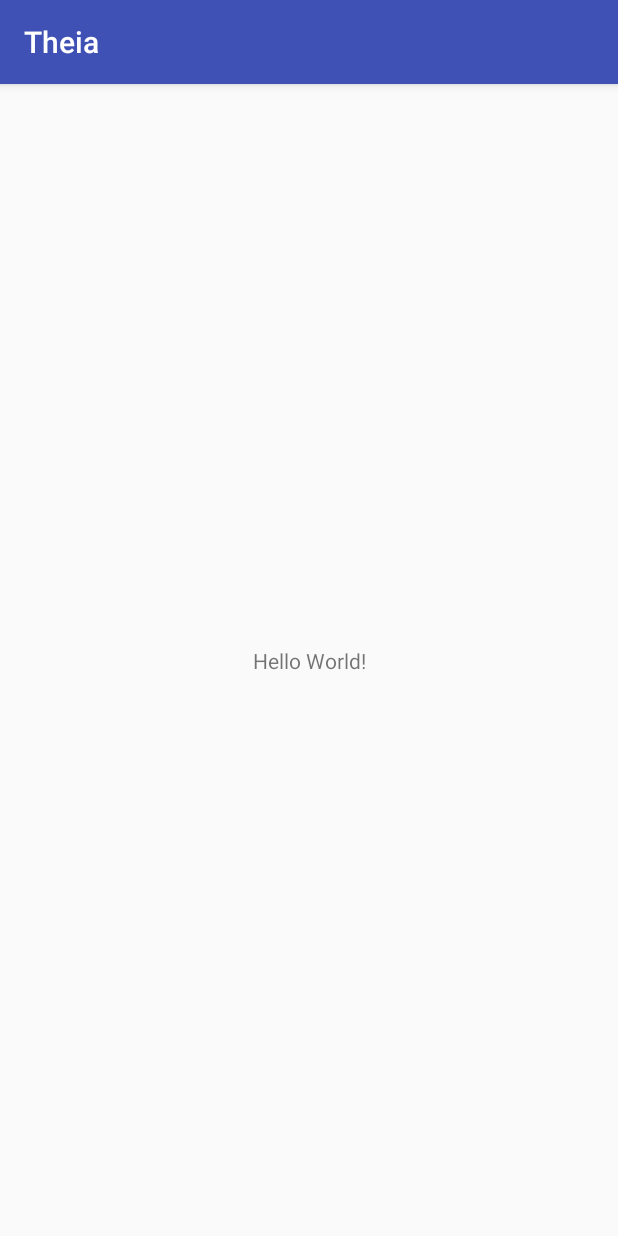
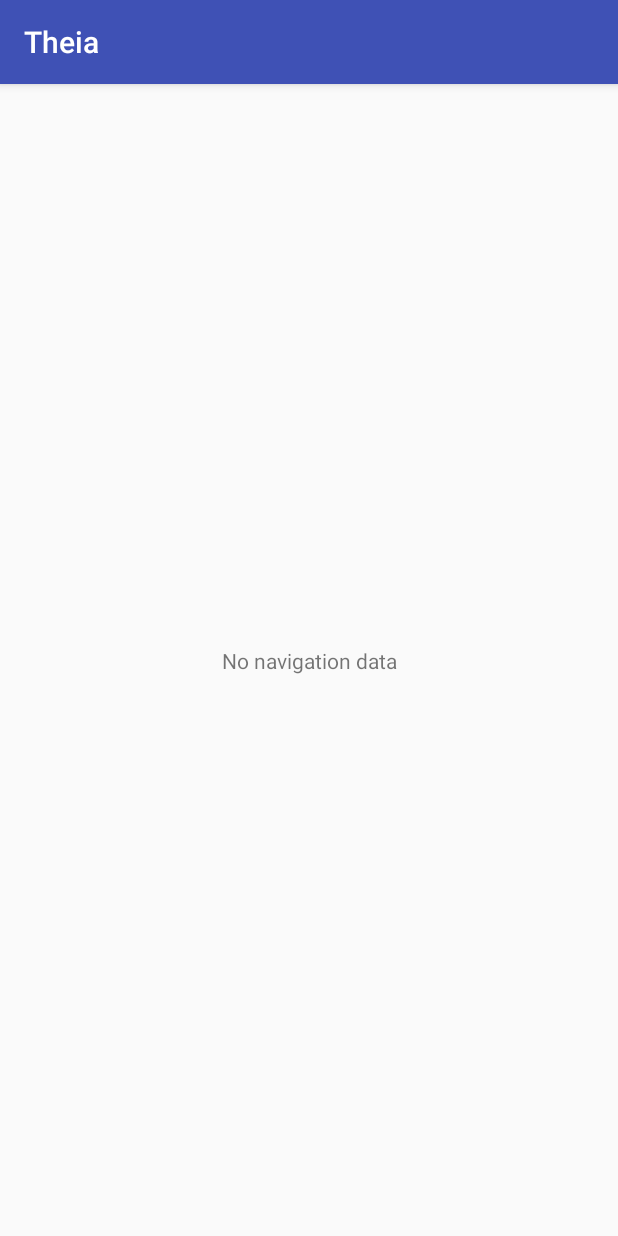
Before and after one commit to ARJH/Theia, an Android app: the screen it shows after launch (MainActivity), on a phone screen of 412 x 824 dp. Run offline under Robolectric (Android 15) with nearby library versions, the phone set to English and light mode, and no system bars.

Commit message:
Implemented mockup main activity

```diff
--- a/Theia/app/build.gradle
+++ b/Theia/app/build.gradle
@@ -22,6 +22,7 @@ dependencies {
     implementation fileTree(dir: 'libs', include: ['*.jar'])
     implementation 'com.android.support:appcompat-v7:27.0.2'
     implementation 'com.android.support.constraint:constraint-layout:1.0.2'
+    implementation 'com.android.support:design:27.0.2'
     testImplementation 'junit:junit:4.12'
     androidTestImplementation 'com.android.support.test:runner:1.0.1'
     androidTestImplementation 'com.android.support.test.espresso:espresso-core:3.0.1'
--- a/Theia/app/src/main/AndroidManifest.xml
+++ b/Theia/app/src/main/AndroidManifest.xml
@@ -9,7 +9,10 @@
         android:roundIcon="@mipmap/ic_launcher_round"
         android:supportsRtl="true"
         android:theme="@style/AppTheme">
-        <activity android:name=".MainActivity">
+        <activity
+            android:name=".MainActivity"
+            android:label="@string/title_activity_main"
+            android:theme="@style/AppTheme.NoActionBar">
             <intent-filter>
                 <action android:name="android.intent.action.MAIN" />
 
--- a/Theia/app/src/main/java/arjh/utdallas/edu/theia/MainActivity.java
+++ b/Theia/app/src/main/java/arjh/utdallas/edu/theia/MainActivity.java
@@ -1,7 +1,8 @@
 package arjh.utdallas.edu.theia;
 
+import android.os.Bundle;
 import android.support.v7.app.AppCompatActivity;
-import android.os.Bundle;
+import android.support.v7.widget.Toolbar;
 
 public class MainActivity extends AppCompatActivity {
 
@@ -9,5 +10,9 @@ public class MainActivity extends AppCompatActivity {
     protected void onCreate(Bundle savedInstanceState) {
         super.onCreate(savedInstanceState);
         setContentView(R.layout.activity_main);
+        Toolbar toolbar = findViewById(R.id.toolbar);
+        toolbar.setTitle(R.string.app_name);
+        setSupportActionBar(toolbar);
     }
+
 }
--- a/Theia/app/src/main/res/layout/activity_main.xml
+++ b/Theia/app/src/main/res/layout/activity_main.xml
@@ -1,18 +1,25 @@
 <?xml version="1.0" encoding="utf-8"?>
-<android.support.constraint.ConstraintLayout xmlns:android="http://schemas.android.com/apk/res/android"
+<android.support.design.widget.CoordinatorLayout xmlns:android="http://schemas.android.com/apk/res/android"
     xmlns:app="http://schemas.android.com/apk/res-auto"
     xmlns:tools="http://schemas.android.com/tools"
     android:layout_width="match_parent"
     android:layout_height="match_parent"
     tools:context="arjh.utdallas.edu.theia.MainActivity">
 
-    <TextView
-        android:layout_width="wrap_content"
+    <android.support.design.widget.AppBarLayout
+        android:layout_width="match_parent"
         android:layout_height="wrap_content"
-        android:text="Hello World!"
-        app:layout_constraintBottom_toBottomOf="parent"
-        app:layout_constraintLeft_toLeftOf="parent"
-        app:layout_constraintRight_toRightOf="parent"
-        app:layout_constraintTop_toTopOf="parent" />
+        android:theme="@style/AppTheme.AppBarOverlay">
 
-</android.support.constraint.ConstraintLayout>
+        <android.support.v7.widget.Toolbar
+            android:id="@+id/toolbar"
+            android:layout_width="match_parent"
+            android:layout_height="?attr/actionBarSize"
+            android:background="?attr/colorPrimary"
+            app:popupTheme="@style/AppTheme.PopupOverlay" />
+
+    </android.support.design.widget.AppBarLayout>
+
+    <include layout="@layout/content_main" />
+
+</android.support.design.widget.CoordinatorLayout>
--- /dev/null
+++ b/Theia/app/src/main/res/layout/content_main.xml
@@ -0,0 +1,24 @@
+<?xml version="1.0" encoding="utf-8"?>
+<android.support.constraint.ConstraintLayout xmlns:android="http://schemas.android.com/apk/res/android"
+    xmlns:app="http://schemas.android.com/apk/res-auto"
+    xmlns:tools="http://schemas.android.com/tools"
+    android:layout_width="match_parent"
+    android:layout_height="match_parent"
+    app:layout_behavior="@string/appbar_scrolling_view_behavior"
+    tools:context="arjh.utdallas.edu.theia.MainActivity"
+    tools:showIn="@layout/activity_main">
+
+    <TextView
+        android:id="@+id/textView"
+        android:layout_width="wrap_content"
+        android:layout_height="wrap_content"
+        android:layout_marginBottom="8dp"
+        android:layout_marginEnd="8dp"
+        android:layout_marginStart="8dp"
+        android:layout_marginTop="8dp"
+        android:text="@string/label_no_navigation_data"
+        app:layout_constraintBottom_toBottomOf="parent"
+        app:layout_constraintEnd_toEndOf="parent"
+        app:layout_constraintStart_toStartOf="parent"
+        app:layout_constraintTop_toTopOf="parent" />
+</android.support.constraint.ConstraintLayout>
--- /dev/null
+++ b/Theia/app/src/main/res/values/dimens.xml
@@ -0,0 +1,3 @@
+<resources>
+    <dimen name="fab_margin">16dp</dimen>
+</resources>
--- a/Theia/app/src/main/res/values/strings.xml
+++ b/Theia/app/src/main/res/values/strings.xml
@@ -1,3 +1,5 @@
 <resources>
     <string name="app_name">Theia</string>
+    <string name="title_activity_main">MainActivity</string>
+    <string name="label_no_navigation_data">No navigation data</string>
 </resources>
--- a/Theia/app/src/main/res/values/styles.xml
+++ b/Theia/app/src/main/res/values/styles.xml
@@ -8,4 +8,13 @@
         <item name="colorAccent">@color/colorAccent</item>
     </style>
 
+    <style name="AppTheme.NoActionBar">
+        <item name="windowActionBar">false</item>
+        <item name="windowNoTitle">true</item>
+    </style>
+
+    <style name="AppTheme.AppBarOverlay" parent="ThemeOverlay.AppCompat.Dark.ActionBar" />
+
+    <style name="AppTheme.PopupOverlay" parent="ThemeOverlay.AppCompat.Light" />
+
 </resources>
```
